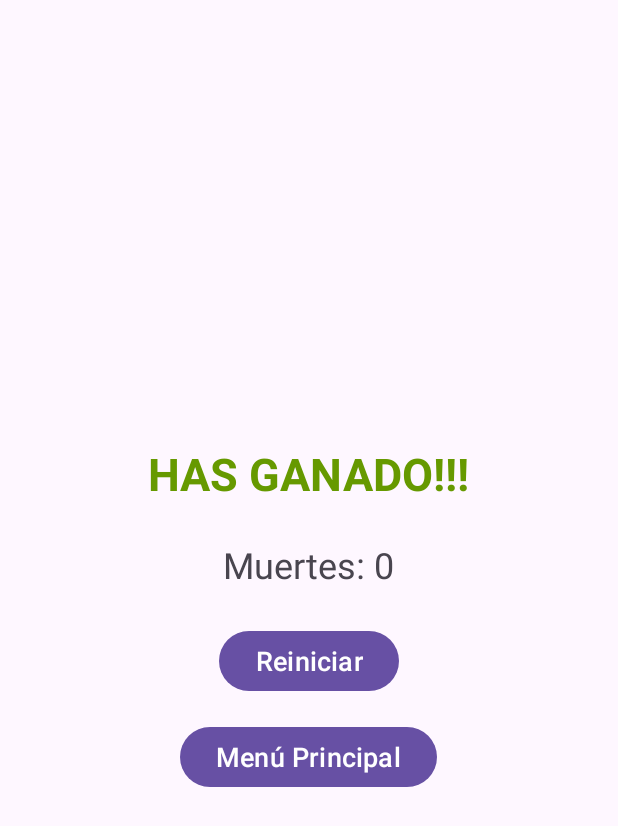
After one commit to antoniocastillo-08/AndroidStudioGame, an Android app: the layout win_view.xml on its own in the app's theme, with its tools: preview values and no code run, on a phone screen of 412 x 824 dp. The commit adds this screen. Shown: the top 826 px of the screen. Run offline under Robolectric (Android 15) with nearby library versions, the phone set to English and light mode, and no system bars; Roboto replaces fonts that are not available here.

Commit message:
Añadido AdView, escenarios, y ajustando colisiones del player

```diff
--- a/app/build.gradle.kts
+++ b/app/build.gradle.kts
@@ -32,7 +32,6 @@ android {
 }
 
 dependencies {
-
     implementation(libs.appcompat)
     implementation(libs.material)
     implementation(libs.activity)
@@ -40,4 +39,5 @@ dependencies {
     testImplementation(libs.junit)
     androidTestImplementation(libs.ext.junit)
     androidTestImplementation(libs.espresso.core)
+    implementation("com.google.android.gms:play-services-ads:22.6.0") // Usa la última versión
 }
--- a/app/src/main/AndroidManifest.xml
+++ b/app/src/main/AndroidManifest.xml
@@ -5,7 +5,7 @@
     <application
         android:allowBackup="true"
         android:icon="@mipmap/icon"
-        android:label="GodOfSaltos"
+        android:label="ScottAdventure"
         android:theme="@style/Theme.JuegoAndroidSnake">
         <activity
             android:name=".SplashScreen"
@@ -33,6 +33,9 @@
             android:name="preloaded_fonts"
             android:resource="@array/preloaded_fonts" />
 
+        <meta-data
+            android:name="com.google.android.gms.ads.APPLICATION_ID"
+            android:value="ca-app-pub-3940256099942544~3347511713"/>
 
     </application>
 
--- /dev/null
+++ b/app/src/main/res/layout/win_view.xml
@@ -0,0 +1,42 @@
+<?xml version="1.0" encoding="utf-8"?>
+<LinearLayout xmlns:android="http://schemas.android.com/apk/res/android"
+    android:layout_width="match_parent"
+    android:layout_height="match_parent"
+    android:orientation="vertical"
+    android:gravity="center"
+    android:padding="16dp">
+
+    <TextView
+        android:id="@+id/textViewGanaste"
+        android:layout_width="wrap_content"
+        android:layout_height="wrap_content"
+        android:text="HAS GANADO!!!"
+        android:textSize="30sp"
+        android:textStyle="bold"
+        android:textColor="@android:color/holo_green_dark"
+        android:layout_marginBottom="24dp"/>
+
+    <TextView
+        android:id="@+id/textViewMuertes"
+        android:layout_width="wrap_content"
+        android:layout_height="wrap_content"
+        android:text="Muertes: 0"
+        android:textSize="24sp"
+        android:layout_marginBottom="24dp"/>
+
+    <Button
+        android:id="@+id/buttonReiniciar"
+        android:layout_width="wrap_content"
+        android:layout_height="wrap_content"
+        android:text="Reiniciar"
+        android:textSize="18sp"
+        android:layout_marginBottom="16dp"/>
+
+    <Button
+        android:id="@+id/buttonMenu"
+        android:layout_width="wrap_content"
+        android:layout_height="wrap_content"
+        android:text="Menú Principal"
+        android:textSize="18sp"/>
+
+</LinearLayout>
```
Also changed, not shown: app/src/main/java/com/example/juegoandroidsnake/Escenario.java (+114 -14 lines), app/src/main/java/com/example/juegoandroidsnake/GameOverActivity.java (added, +54 -0 lines), app/src/main/java/com/example/juegoandroidsnake/GameView.java (+23 -4 lines), app/src/main/java/com/example/juegoandroidsnake/MainActivity.java (+59 -11 lines), app/src/main/java/com/example/juegoandroidsnake/Player.java (+28 -5 lines), app/src/main/res/layout/menu_view.xml (+9 -0 lines), app/src/main/res/drawable/_7015f49618334f456347a648713aad6.jpg (deleted), app/src/main/res/drawable/_8c73c12c932443aec56fea55bcc704b.jpg (deleted), app/src/main/res/drawable/boom.png (added), app/src/main/res/mipmap-mdpi/icon.png.
